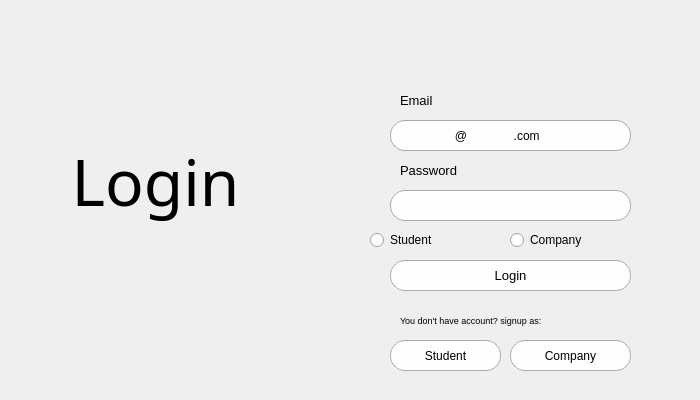
Above: user_interface/login.ui from azzam012/apprenticeship-application before the change. Below: the same form after it.
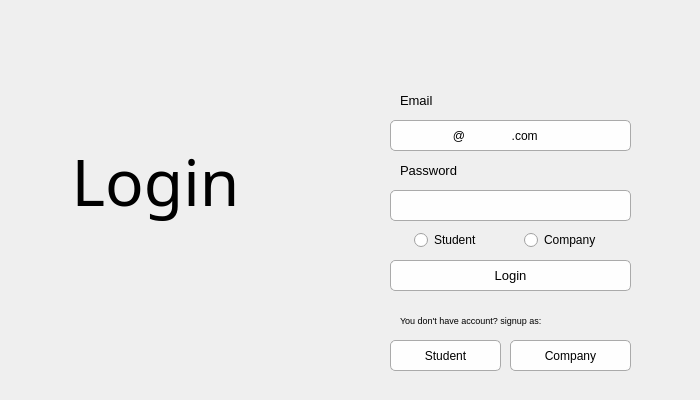
That is the form after the change. Icons and pictures are not drawn.

```diff
--- a/user_interface/login.ui
+++ b/user_interface/login.ui
@@ -142,10 +142,11 @@
    <property name="styleSheet">
     <string notr="true">QPushButton {
     border: 1px solid #aaa;
-    border-radius: 15px;
-    padding: 2px;
+    border-radius: 5px;
+    padding: 0px;
     background-color: #fefefe;
-}</string>
+}
+</string>
    </property>
    <property name="text">
     <string>Student</string>
@@ -172,8 +173,8 @@
    <property name="styleSheet">
     <string notr="true">QPushButton {
     border: 1px solid #aaa;
-    border-radius: 15px;
-    padding: 2px;
+    border-radius: 5px;
+    padding: 0px;
     background-color: #fefefe;
 }</string>
    </property>
@@ -196,8 +197,8 @@
    <property name="styleSheet">
     <string notr="true">QLineEdit {
     border: 1px solid #aaa;
-    border-radius: 15px;
-    padding: 2px;
+    border-radius: 5px;
+    padding: 0px;
     background-color: #fefefe;
 }
 </string>
@@ -221,8 +222,8 @@
    <property name="styleSheet">
     <string notr="true">QLineEdit {
     border: 1px solid #aaa;
-    border-radius: 15px;
-    padding: 2px;
+    border-radius: 5px;
+    padding: 0px;
     background-color: #fefefe;
 }
 </string>
@@ -248,8 +249,8 @@
    <property name="styleSheet">
     <string notr="true">QPushButton {
     border: 1px solid #aaa;
-    border-radius: 15px;
-    padding: 2px;
+    border-radius: 5px;
+    padding: 0px;
     background-color: #fefefe;
 }</string>
    </property>
@@ -292,9 +293,9 @@
   <widget class="QRadioButton" name="student_radio">
    <property name="geometry">
     <rect>
-     <x>370</x>
+     <x>414</x>
      <y>230</y>
-     <width>95</width>
+     <width>71</width>
      <height>20</height>
     </rect>
    </property>
@@ -305,9 +306,9 @@
   <widget class="QRadioButton" name="company_radio">
    <property name="geometry">
     <rect>
-     <x>510</x>
+     <x>524</x>
      <y>230</y>
-     <width>95</width>
+     <width>81</width>
      <height>20</height>
     </rect>
    </property>
```
